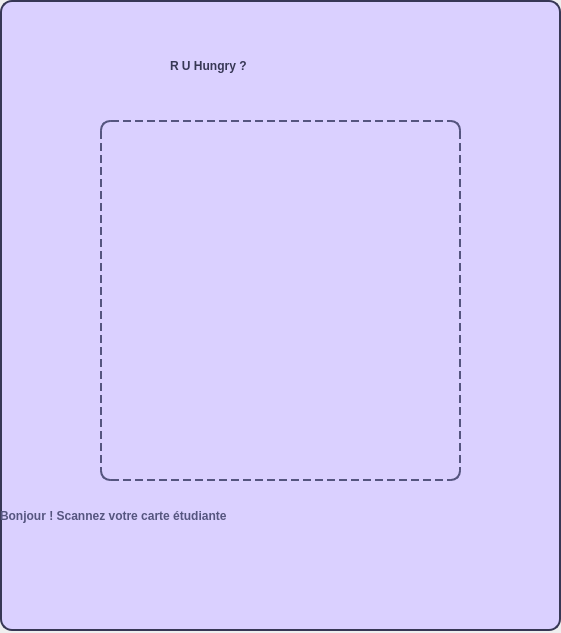
The window that startwindow.ui (GD-Github/R-U-Hungry-) describes before a commit, drawn with Qt 5.
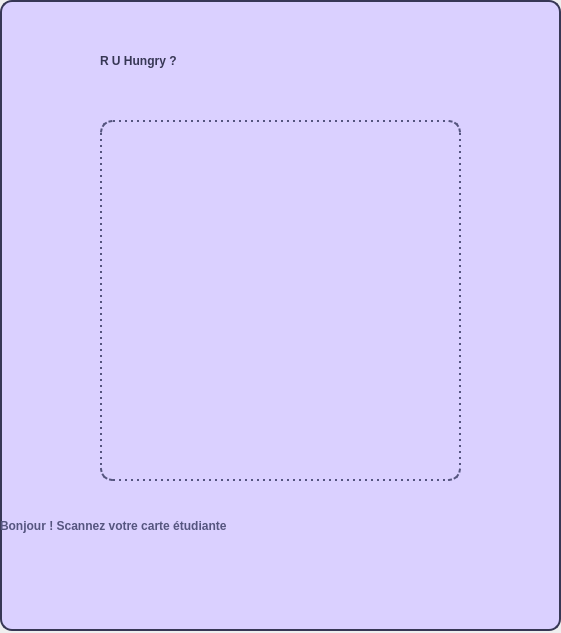
The same window after the commit. Icons and pictures are not drawn.

What changed in the file:
```diff
--- a/startwindow.ui
+++ b/startwindow.ui
@@ -29,8 +29,8 @@
 
 #windowButton {
 	background-color: transparent;
-	border: 2px dashed rgb(85, 85, 127);
-	border-radius: 10px;
+	border: 2px dotted rgb(85, 85, 127);
+	border-radius: 12px;
 }
 
 #windowButton:hover {
@@ -45,6 +45,7 @@
 }
 
 #label {
+	background-color: transparent;
 	color: rgb(85, 85, 127);
 	font-weight: bold;
 	qproperty-alignment: AlignCenter;
@@ -76,10 +77,10 @@
    <widget class="QLabel" name="logoLbl">
     <property name="geometry">
      <rect>
-      <x>170</x>
-      <y>50</y>
-      <width>221</width>
-      <height>31</height>
+      <x>100</x>
+      <y>30</y>
+      <width>361</width>
+      <height>61</height>
      </rect>
     </property>
     <property name="text">
@@ -90,7 +91,7 @@
     <property name="geometry">
      <rect>
       <x>0</x>
-      <y>480</y>
+      <y>490</y>
       <width>561</width>
       <height>71</height>
      </rect>
```
Left out of the diff: 2 changed lines with no effect on the pictures.
